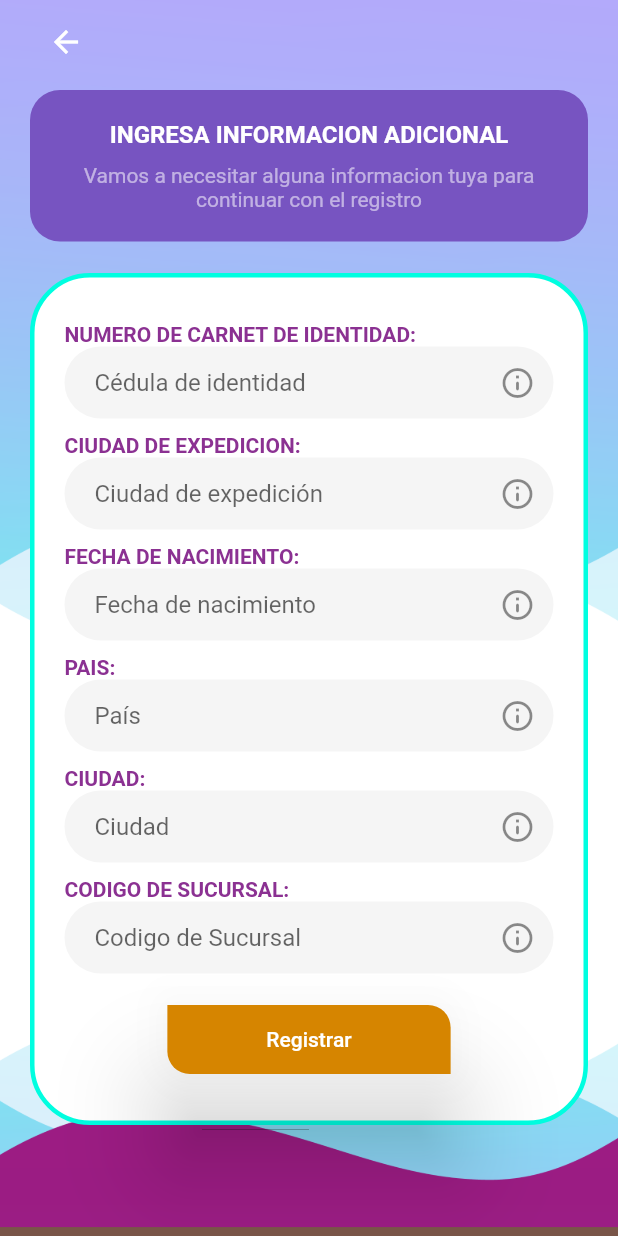
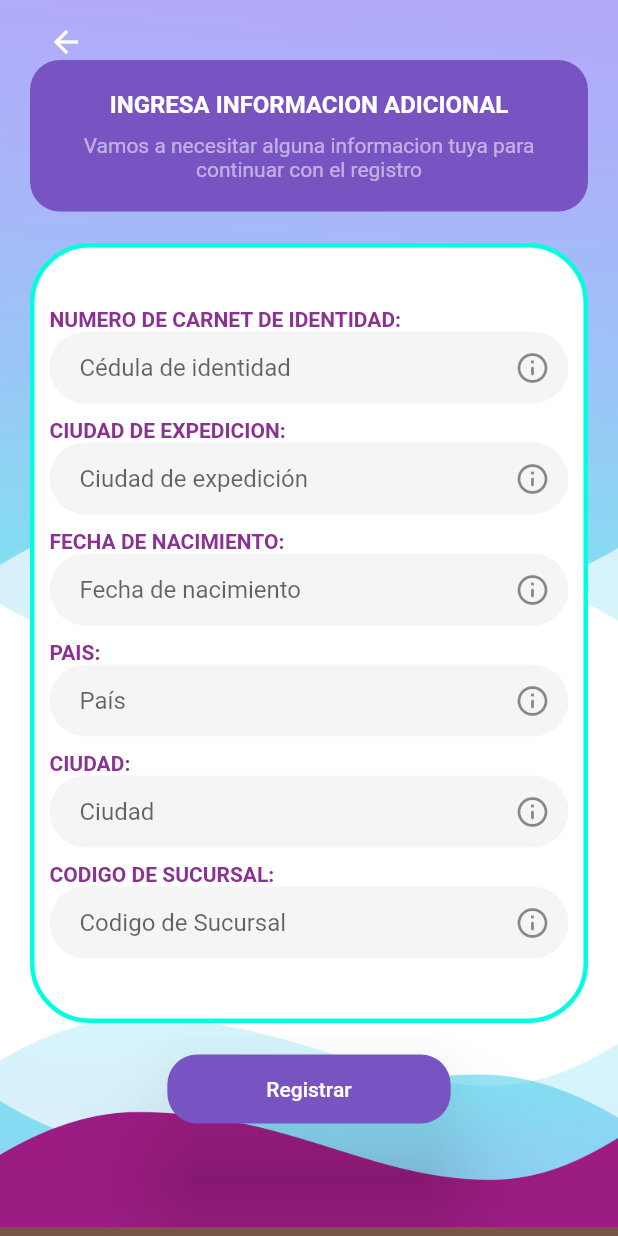
Before and after one commit to jockeer/bago-loyalty, a Flutter app: the RegisterPartTwo screen opened by its route, on a phone screen of 412 x 824 dp. Run offline on Flutter 3.47's test engine with Material 2 defaults, Android fonts, the phone set to English and light mode, and no system bars; our stand-ins replace connectivity, firebase_messaging, flushbar, google_maps_flutter, location, modal_progress_hud and 6 more; missing offline and left inert: dart:ffi, flutter_plugin_pdf_viewer; accounts and stored records are empty.

```diff
--- a/lib/pages/register_part_two.dart
+++ b/lib/pages/register_part_two.dart
@@ -132,7 +132,7 @@ class _RegisterPartTwoState extends State<RegisterPartTwo> {
       child: SafeArea(
         child: Column(
         children: <Widget>[
-          SizedBox(height: 40.0,),
+          SizedBox(height: 20.0,),
           Container(
             decoration: BoxDecoration(
               borderRadius: BorderRadius.circular(20.0 ),
@@ -161,14 +161,17 @@ class _RegisterPartTwoState extends State<RegisterPartTwo> {
 
   Widget _cuerpoDeCampos(BuildContext contextoCuerpo) {
     return Container(
-      padding: EdgeInsets.symmetric(horizontal: 10.0, vertical: 30.0),
+      child: Column(
+        children: <Widget>[
+          Container(
+            padding: EdgeInsets.symmetric(vertical: 40.0),
             decoration: BoxDecoration(
               color: Colors.white,
               borderRadius: BorderRadius.circular(40.0),
               border: Border.all(color: Color(0xff00FEE0), width: 3.0)
           ),
             child: Column(
-        children: <Widget>[
+              children: [
                 textFieldCI(contextoCuerpo),
                 SizedBox(
                   height: 10.0,
@@ -190,6 +193,9 @@ class _RegisterPartTwoState extends State<RegisterPartTwo> {
                   height: 10.0,
                 ),
                 textFieldCelular(contextoCuerpo),
+              ],
+            ),
+          ),
           SizedBox(
             height: 10.0,
           ),
@@ -335,11 +341,9 @@ class _RegisterPartTwoState extends State<RegisterPartTwo> {
               child: Text("Registrar"),
               padding: EdgeInsets.symmetric(horizontal: 50.0, vertical: 15.0)),
           shape: RoundedRectangleBorder(
-              borderRadius: BorderRadius.only(
-                  bottomLeft: Radius.circular(15.0),
-                  topRight: Radius.circular(15.0))),
+              borderRadius: BorderRadius.circular(20.0)),
           elevation: 30.0,
-          color: Colores.COLOR_NARANJA_ATC_FARMA,
+          color: Color(0xff7754C1),
           textColor: Colors.white,
         );
       },
```
Lines whose indentation alone changed are shown as unchanged.
